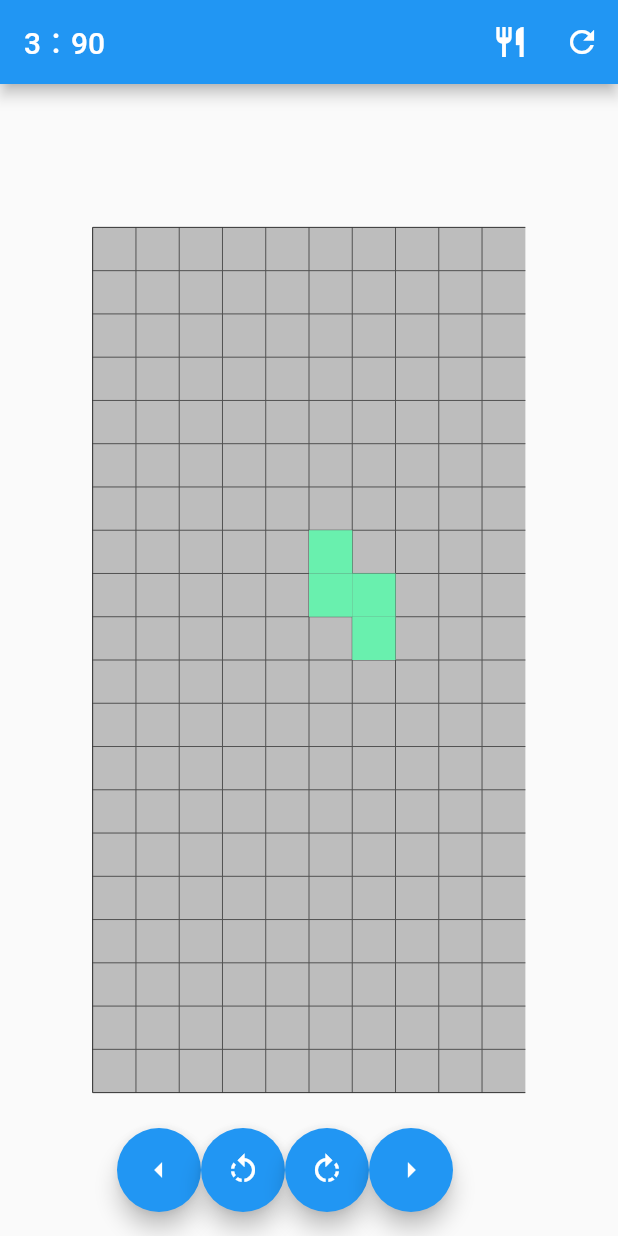
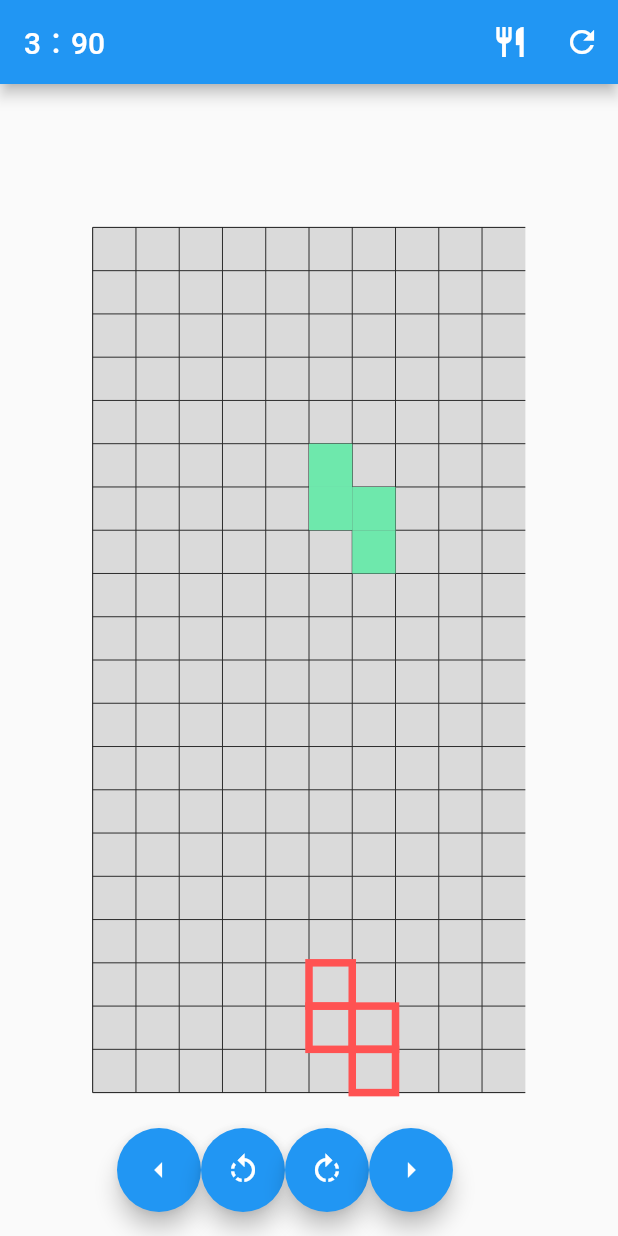
Before and after one commit to morio77/Tetris_flutter, a Flutter app: the screen it shows after launch, after a tap on the "restaurant" icon, on a phone screen of 412 x 824 dp. Run offline on Flutter 3.47's test engine with Material 2 defaults, Android fonts, the phone set to English and light mode, and no system bars.

```diff
--- a/tetris_app/lib/mino_controller.dart
+++ b/tetris_app/lib/mino_controller.dart
@@ -40,6 +40,9 @@ class MinoState extends ChangeNotifier{
   /// 現在落下中のミノ（カレントミノ）
   List<List<int>> currentMinoArrangement = List.generate(20, (index) => List.generate(10, (index) => 0));
 
+  /// カレントミノの落下予測位置
+  List<List<int>> fallCurrentMinoArrangement = List.generate(20, (index) => List.generate(10, (index) => 0));
+
   void startTimer(int millisecond) {
       timer = timer == null ? Timer.periodic(Duration(milliseconds: millisecond), _mainRoop,) : timer;
   }
@@ -52,6 +55,7 @@ class MinoState extends ChangeNotifier{
     timer.cancel();
     fixMinoArrangement = List.generate(20, (index) => List.generate(10, (index) => 0));
     currentMinoArrangement = List.generate(20, (index) => List.generate(10, (index) => 0));
+    fallCurrentMinoArrangement = List.generate(20, (index) => List.generate(10, (index) => 0));
     notifyListeners();
     isGameOver = false;
     timer = null;
@@ -66,6 +70,7 @@ class MinoState extends ChangeNotifier{
     if(currentMinoArrangement.every((element) => element.every((element) => element == 0))){
       // ミノを作成して、落下中のミノ配置図（カレントミノ）に反映する
       _createMinoAndReflectCurrentMino();
+      _calcCurrentMinoFallPosition(); // 落下予測位置計算
     }
     /// カレントミノが落下中で1マス落としても衝突しないなら、1マス落とす
     else {
@@ -318,12 +323,15 @@ class MinoState extends ChangeNotifier{
       });
     }
 
+    _calcCurrentMinoFallPosition(); // 落下予測位置計算
+
     notifyListeners();
     return true;
   }
 
   /// =====================
-  /// カレントミノを右に90度回転する
+  /// カレントミノを左右に90度回転する
+  /// rotateArg：右回転なら90、左回転なら270を指定
   /// return：動かせたらtrue、動かせなかったらfalse
   /// =====================
   bool rotateRightCurrentMino(int rotateArg) {
@@ -415,6 +423,7 @@ class MinoState extends ChangeNotifier{
     }
 
     currentMinoArg = argAfterRotation;
+    _calcCurrentMinoFallPosition(); // 落下予測位置計算
     notifyListeners();
     return true;
   }
@@ -473,6 +482,67 @@ class MinoState extends ChangeNotifier{
     return false;
   }
 
+
+
+  /// =====================
+  /// カレントミノの落下予測位置を計算
+  /// =====================
+  void _calcCurrentMinoFallPosition() {
+    // カレントミノを1マス下げてみて、下端・フィックスミノにぶつからないなら、1マス下げる
+    // ぶつかるまでループして、ぶつかったら、そこが落下予測位置
+
+    /// まず、カレントミノをコピーしておく。
+    int yPos = 0;
+    for (final sideLine in currentMinoArrangement){
+      int xPos = 0;
+      for( final square in sideLine){
+        fallCurrentMinoArrangement[yPos][xPos] = square;
+        xPos++;
+      }
+      yPos++;
+    }
+
+    /// ここからループ開始
+    bool isDoneCalc = false;
+    int roopCount = 0;
+    while(isDoneCalc != true){
+      debugPrint(roopCount.toString());
+      try{
+
+        // 落下予測位置を1マス下げたマスが、フィックスミノとぶつかるなら終了
+        int yPos = 0;
+        for (final sideLine in fallCurrentMinoArrangement){
+          int xPos = 0;
+          for( final square in sideLine){
+            if(square != 0){
+              if(fixMinoArrangement[yPos + 1][xPos] != 0){
+                isDoneCalc = true;
+              }
+            }
+            xPos++;
+          }
+          yPos++;
+        }
+
+        if(isDoneCalc == false){
+          // 落下予測位置を1マス下げる
+          fallCurrentMinoArrangement.insert(0, [0,0,0,0,0,0,0,0,0,0,]);
+          fallCurrentMinoArrangement.removeLast();
+        }
+
+        roopCount++;
+        if(roopCount >= fallCurrentMinoArrangement.length){
+          isDoneCalc = true;
+        }
+      }
+      catch(e) {
+        debugPrint(e.toString());
+        isDoneCalc = true;
+      }
+    }
+
+    notifyListeners();
+  }
 }
 
 class MinoController extends StatelessWidget {
@@ -492,6 +562,7 @@ class TetrisPage extends StatelessWidget {
     final Size displaySize = MediaQuery.of(context).size;
     final double height = displaySize.height * 0.7;
     final double width = height * 0.5;
+    final double opacity = 0.1;
     return Scaffold(
       appBar: AppBar(
         title: Text(Provider.of<MinoState>(context, listen: true).currentMinoType.toString() + "：" + Provider.of<MinoState>(context, listen: true).currentMinoArg.toString()),
@@ -499,15 +570,13 @@ class TetrisPage extends StatelessWidget {
           IconButton(
             icon: Icon(Icons.restaurant),
             onPressed: () {
-              Provider.of<MinoState>(context, listen: false).startTimer(150);
-              // Provider.of<MinoState>(context, listen: false).rotateRight("ss");
+              Provider.of<MinoState>(context, listen: false).startTimer(175);
             },
           ),
           IconButton(
             icon: Icon(Icons.refresh),
             onPressed: () {
               Provider.of<MinoState>(context, listen: false).reset();
-              // Provider.of<MinoState>(context, listen: false).rotateRight("ss");
             },
           ),
         ],
@@ -551,7 +620,7 @@ class TetrisPage extends StatelessWidget {
         child: Stack(
           children: [
             Container(
-              color: Colors.grey.withOpacity(0.3),
+              color: Colors.grey.withOpacity(opacity),
               height: height,
               width: width,
               child: CustomPaint( /// 枠線を描画
@@ -559,7 +628,7 @@ class TetrisPage extends StatelessWidget {
               ),
             ),
             Container(
-              color: Colors.grey.withOpacity(0.3),
+              color: Colors.grey.withOpacity(opacity),
               height: height,
               width: width,
               child: CustomPaint( /// フィックスしたミノ配置図
@@ -567,11 +636,19 @@ class TetrisPage extends StatelessWidget {
               ),
             ),
             Container(
-              color: Colors.grey.withOpacity(0.3),
+              color: Colors.grey.withOpacity(opacity),
               height: height,
               width: width,
               child: CustomPaint( /// 落下中のミノ配置図
                 painter: MinoPainter(Provider.of<MinoState>(context, listen: true).currentMinoArrangement),
+              ),
+            ),
+            Container(
+              color: Colors.grey.withOpacity(opacity),
+              height: height,
+              width: width,
+              child: CustomPaint( /// 落下予測位置を描画
+                painter: PredictedFallPosition(Provider.of<MinoState>(context, listen: true).fallCurrentMinoArrangement),
               ),
             ),
           ],
--- a/tetris_app/lib/mino_painter.dart
+++ b/tetris_app/lib/mino_painter.dart
@@ -1,5 +1,6 @@
 import 'package:flutter/material.dart';
 
+/// ミノを描画
 class MinoPainter extends CustomPainter {
 
   List<List<int>> minoArrangement = [
@@ -85,7 +86,7 @@ class MinoPainter extends CustomPainter {
   }
 }
 
-
+/// 枠線を描画
 class BoaderPainter extends CustomPainter {
 
   @override
@@ -109,3 +110,36 @@ class BoaderPainter extends CustomPainter {
     return true;
   }
 }
+
+/// 落下予測位置を描画
+class PredictedFallPosition extends CustomPainter {
+  List<List<int>> fallCurrentMinoArrangement = [];
+  PredictedFallPosition(this.fallCurrentMinoArrangement);
+
+  @override
+  void paint(Canvas canvas, Size size) {
+    double vertical = size.height / 20; /// 1マスの縦
+    double side = size.width / 10;      /// 1マスの横
+    var paint = Paint();
+    paint.color = Colors.redAccent;
+    paint.style = PaintingStyle.stroke;
+    paint.strokeWidth = 5;
+
+    double yPos = 0;
+    for (final sideLine in fallCurrentMinoArrangement){
+      double xPos = 0;
+      for( final square in sideLine){
+        if(square != 0){
+          canvas.drawRect(Rect.fromLTWH(xPos, yPos , side, vertical), paint); /// 1マス分描画
+          }
+        xPos += side;
+        }
+      yPos += vertical;
+      }
+    }
+
+  @override
+  bool shouldRepaint(CustomPainter oldDelegate) {
+    return true;
+  }
+}
```
